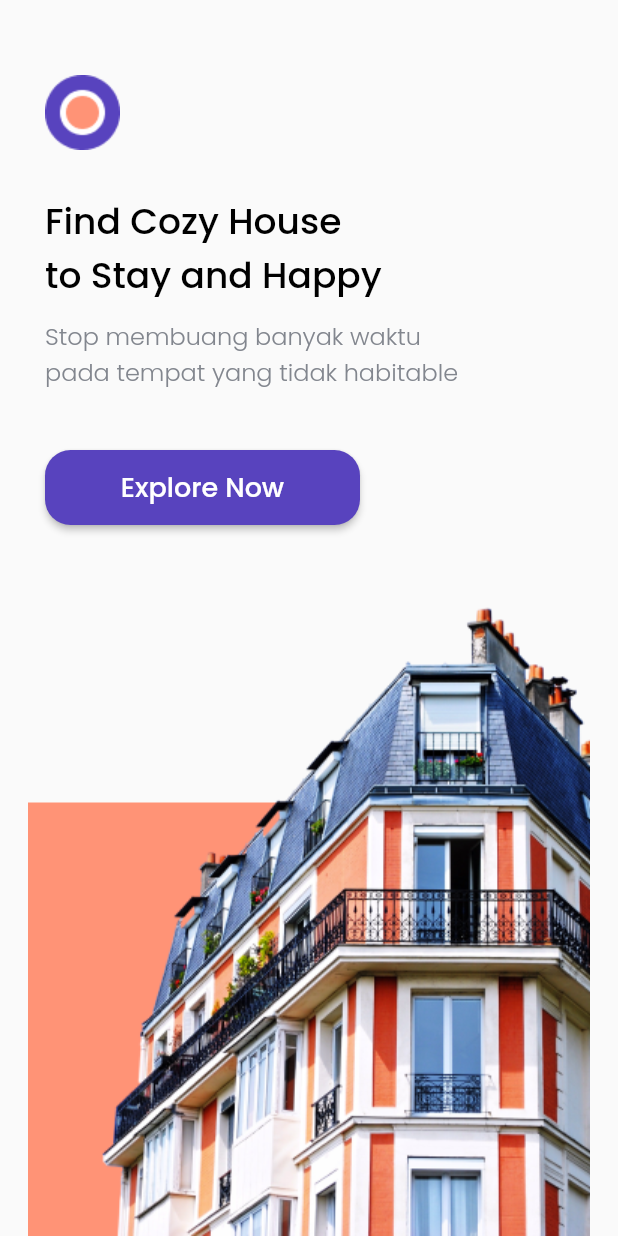
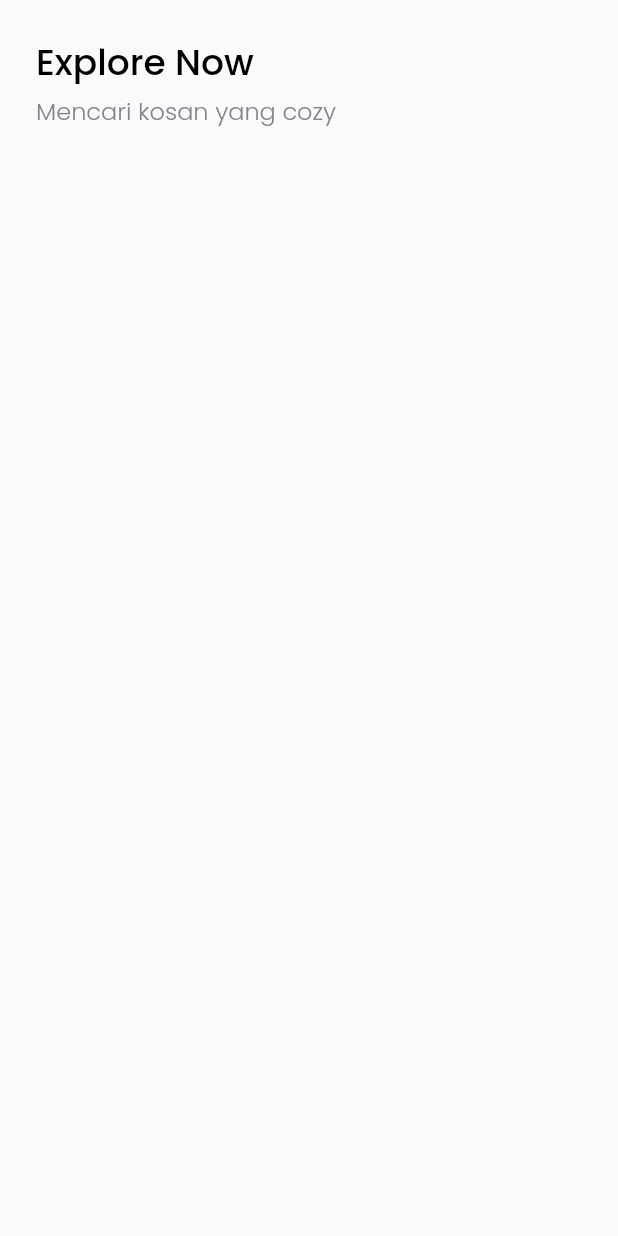
Before and after one commit to alvienadd/rifqi_dart_flutter_dev, a Flutter app: the screen it shows after launch, after a tap on "Explore Now", on a phone screen of 412 x 824 dp. Run offline on Flutter 3.47's test engine with Material 2 defaults, Android fonts, the phone set to English and light mode, and no system bars; our stand-ins replace google_fonts.

Commit message:
Adding Title And Subtitle Explore Now etc - HomePage

```diff
--- /dev/null
+++ b/lib/pages/home_page.dart
@@ -0,0 +1,33 @@
+import 'package:flutter/material.dart';
+import 'package:rifqi_dart_flutter_dev/theme.dart';
+
+class HomePage extends StatelessWidget {
+  @override
+  Widget build(BuildContext context) {
+    return Scaffold(
+        body: SafeArea(
+      child: Padding(
+          padding: EdgeInsets.symmetric(vertical: edge),
+          child: ListView(
+            children: [
+              Padding(
+                  padding: EdgeInsets.only(left: 24),
+                  child: Text(
+                    'Explore Now',
+                    style: blackTextStyle.copyWith(fontSize: 24),
+                  )),
+              SizedBox(
+                height: 2,
+              ),
+              Padding(
+                  padding: EdgeInsets.only(left: 24),
+                  child: Text(
+                    'Mencari kosan yang cozy',
+                    style: greyTextStyle.copyWith(fontSize: 16),
+                  )),
+              SizedBox(height: 30)
+            ],
+          )),
+    ));
+  }
+}
--- a/lib/pages/splash_page.dart
+++ b/lib/pages/splash_page.dart
@@ -1,73 +1,59 @@
 import 'package:flutter/material.dart';
+import 'package:rifqi_dart_flutter_dev/pages/home_page.dart';
 
 import '../theme.dart';
 
 class SplashPage extends StatelessWidget {
-
   @override
   Widget build(BuildContext context) {
     return Scaffold(
       body: SafeArea(
-      bottom:false,
-      child:Stack(
-        children:[
+          bottom: false,
+          child: Stack(children: [
             Align(
-            alignment:Alignment.bottomCenter,
-            child:Image.asset('assets/splash_image.png'),
+              alignment: Alignment.bottomCenter,
+              child: Image.asset('assets/splash_image.png'),
             ),
             Padding(
-          padding:EdgeInsets.only(
-            top:50,
-            left: 30
-          ),
-        child:Column(
+                padding: EdgeInsets.only(top: 50, left: 30),
+                child: Column(
                   crossAxisAlignment: CrossAxisAlignment.start,
-      children:[
+                  children: [
                     Container(
                       height: 50,
                       width: 50,
                       decoration: BoxDecoration(
                         image: DecorationImage(
-              image: AssetImage('assets/logo.png')
+                            image: AssetImage('assets/logo.png')),
                       ),
                     ),
-        ),
-        SizedBox(
-          height:30
-        ),
-        Text('Find Cozy House\nto Stay and Happy',style:blackTextStyle.copyWith(
-          fontSize:24
-        )),
-        SizedBox(
-          height:10
-        ),
+                    SizedBox(height: 30),
+                    Text('Find Cozy House\nto Stay and Happy',
+                        style: blackTextStyle.copyWith(fontSize: 24)),
+                    SizedBox(height: 10),
                     Text(
-          'Stop membuang banyak waktu\npada tempat yang tidak habitable',style:greyTextStyle.copyWith(
-            fontSize: 16
-          )
-        ),
-         SizedBox(
-          height:40
-        ),
+                        'Stop membuang banyak waktu\npada tempat yang tidak habitable',
+                        style: greyTextStyle.copyWith(fontSize: 16)),
+                    SizedBox(height: 40),
                     Container(
                       width: 210,
                       height: 50,
                       child: RaisedButton(
-            onPressed: (){},
-            color:purpleColor,
-            shape:RoundedRectangleBorder(
-              borderRadius: BorderRadius.circular(17)
-            ),
-            child:Text(
-              'Explore Now',
-              style:whiteTextStyle.copyWith(
-                fontSize:18
-              )
-            )
-          ),
+                          onPressed: () {
+                            Navigator.push(
+                                context,
+                                MaterialPageRoute(
+                                    builder: (context) => HomePage()));
+                          },
+                          color: purpleColor,
+                          shape: RoundedRectangleBorder(
+                              borderRadius: BorderRadius.circular(17)),
+                          child: Text('Explore Now',
+                              style: whiteTextStyle.copyWith(fontSize: 18))),
                     )
                   ],
-      ))])),
+                ))
+          ])),
     );
   }
 }
--- a/lib/theme.dart
+++ b/lib/theme.dart
@@ -3,26 +3,20 @@ import 'package:google_fonts/google_fonts.dart';
 
 Color purpleColor = Color(0xff5843BE);
 Color orangeColor = Color(0xffFF9376);
-Color blackColor = Color (0xff000000);
-Color whiteColor = Color (0xffFFFFFF);
-Color greyColor = Color (0xff82868E);
+Color blackColor = Color(0xff000000);
+Color whiteColor = Color(0xffFFFFFF);
+Color greyColor = Color(0xff82868E);
 
-TextStyle blackTextStyle = GoogleFonts.poppins(
-  fontWeight: FontWeight.w500,
-  color:blackColor
-);
+double edge = 24;
 
-TextStyle whiteTextStyle = GoogleFonts.poppins(
-  fontWeight: FontWeight.w500,
-  color:whiteColor
-);
+TextStyle blackTextStyle =
+    GoogleFonts.poppins(fontWeight: FontWeight.w500, color: blackColor);
 
-TextStyle greyTextStyle = GoogleFonts.poppins(
-  fontWeight: FontWeight.w300,
-  color:greyColor
-);
+TextStyle whiteTextStyle =
+    GoogleFonts.poppins(fontWeight: FontWeight.w500, color: whiteColor);
 
-TextStyle purpleTextStyle = GoogleFonts.poppins(
-  fontWeight: FontWeight.w500,
-  color:purpleColor
-);
+TextStyle greyTextStyle =
+    GoogleFonts.poppins(fontWeight: FontWeight.w300, color: greyColor);
+
+TextStyle purpleTextStyle =
+    GoogleFonts.poppins(fontWeight: FontWeight.w500, color: purpleColor);
```
Lines whose indentation alone changed are shown as unchanged.
